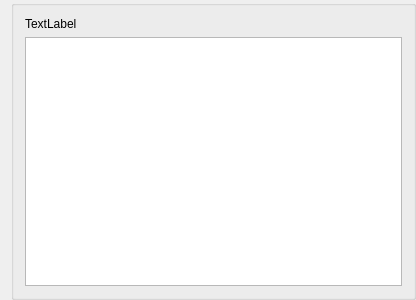
The window that SIMS/ProjectTimeLineWidget.ui (demonpi/SIMS) describes before a commit, drawn with Qt 5.
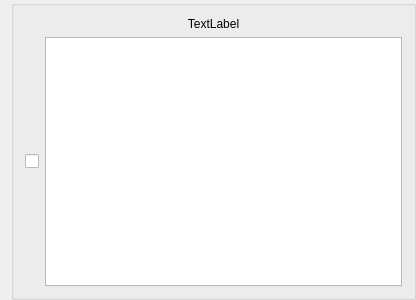
The same window after the commit.

```diff
--- a/SIMS/ProjectTimeLineWidget.ui
+++ b/SIMS/ProjectTimeLineWidget.ui
@@ -40,10 +40,24 @@
         <property name="text">
          <string>TextLabel</string>
         </property>
+        <property name="alignment">
+         <set>Qt::AlignCenter</set>
+        </property>
        </widget>
       </item>
       <item>
-       <widget class="QTextBrowser" name="content_TB"/>
+       <layout class="QHBoxLayout" name="horizontalLayout">
+        <item>
+         <widget class="QCheckBox" name="check_CB">
+          <property name="text">
+           <string/>
+          </property>
+         </widget>
+        </item>
+        <item>
+         <widget class="QTextBrowser" name="content_TB"/>
+        </item>
+       </layout>
       </item>
      </layout>
     </widget>
```
